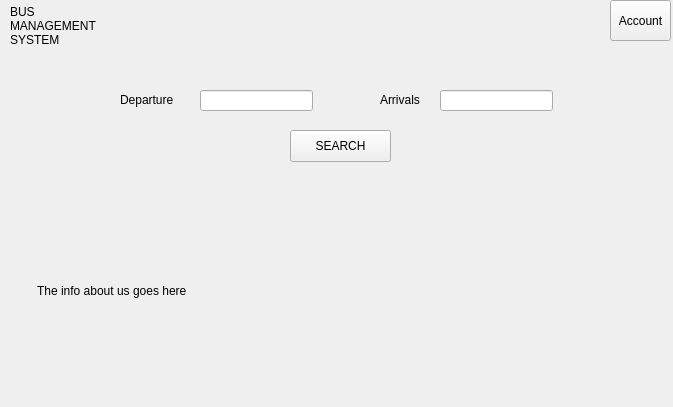
Old version of the form homewindow.ui in the repository Aayam73/Bus-Management-System.
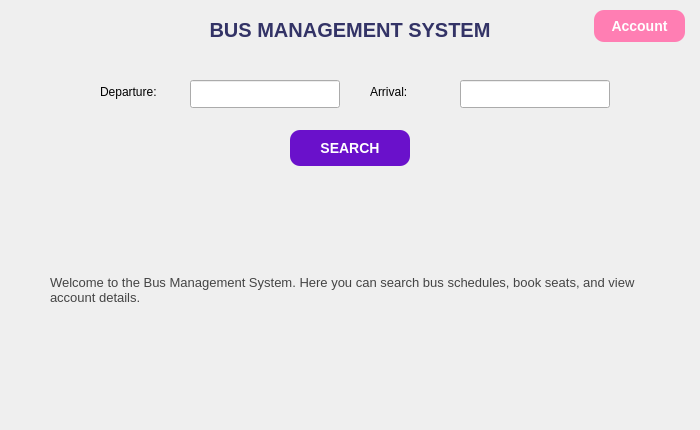
New version of the form.

What changed in the file:
```diff
--- a/homewindow.ui
+++ b/homewindow.ui
@@ -6,113 +6,164 @@
    <rect>
     <x>0</x>
     <y>0</y>
-    <width>673</width>
-    <height>407</height>
+    <width>700</width>
+    <height>430</height>
    </rect>
   </property>
   <property name="windowTitle">
    <string>Form</string>
   </property>
+  <property name="styleSheet">
+   <string notr="true">
+    QWidget {
+        background: qlineargradient(
+            x1: 0, y1: 0, x2: 1, y2: 1,
+            stop: 0 #e0c3fc,
+            stop: 1 #8ec5fc
+        );
+    }
+   </string>
+  </property>
+  <widget class="QLabel" name="lblTitle">
+   <property name="geometry">
+    <rect>
+     <x>200</x>
+     <y>10</y>
+     <width>300</width>
+     <height>40</height>
+    </rect>
+   </property>
+   <property name="styleSheet">
+    <string notr="true">font-size: 20px; font-weight: bold; color: #333366;</string>
+   </property>
+   <property name="text">
+    <string>BUS MANAGEMENT SYSTEM</string>
+   </property>
+   <property name="alignment">
+    <set>Qt::AlignmentFlag::AlignCenter</set>
+   </property>
+  </widget>
   <widget class="QPushButton" name="btnAccount">
    <property name="geometry">
     <rect>
-     <x>610</x>
-     <y>0</y>
-     <width>61</width>
-     <height>41</height>
+     <x>594</x>
+     <y>10</y>
+     <width>91</width>
+     <height>32</height>
     </rect>
    </property>
+   <property name="styleSheet">
+    <string notr="true">
+     QPushButton {
+         background-color: #ff7eb3;
+         color: white;
+         border-radius: 10px;
+         padding: 8px 16px;
+         font-weight: bold;
+         font-size: 14px;
+     }
+     QPushButton:hover {
+         background-color: #ff6584;
+     }
+    </string>
+   </property>
    <property name="text">
     <string>Account</string>
    </property>
   </widget>
+  <widget class="QLabel" name="labelDeparture">
+   <property name="geometry">
+    <rect>
+     <x>100</x>
+     <y>80</y>
+     <width>80</width>
+     <height>24</height>
+    </rect>
+   </property>
+   <property name="text">
+    <string>Departure:</string>
+   </property>
+  </widget>
   <widget class="QLineEdit" name="searchD">
    <property name="geometry">
     <rect>
-     <x>200</x>
-     <y>90</y>
-     <width>113</width>
-     <height>21</height>
+     <x>190</x>
+     <y>80</y>
+     <width>150</width>
+     <height>28</height>
     </rect>
    </property>
   </widget>
+  <widget class="QLabel" name="labelArrival">
+   <property name="geometry">
+    <rect>
+     <x>370</x>
+     <y>80</y>
+     <width>80</width>
+     <height>24</height>
+    </rect>
+   </property>
+   <property name="text">
+    <string>Arrival:</string>
+   </property>
+  </widget>
   <widget class="QLineEdit" name="searchA">
    <property name="geometry">
     <rect>
-     <x>440</x>
-     <y>90</y>
-     <width>113</width>
-     <height>21</height>
+     <x>460</x>
+     <y>80</y>
+     <width>150</width>
+     <height>28</height>
     </rect>
    </property>
   </widget>
-  <widget class="QLabel" name="label">
-   <property name="geometry">
-    <rect>
-     <x>120</x>
-     <y>90</y>
-     <width>71</width>
-     <height>20</height>
-    </rect>
-   </property>
-   <property name="text">
-    <string>Departure</string>
-   </property>
-  </widget>
-  <widget class="QLabel" name="label_2">
-   <property name="geometry">
-    <rect>
-     <x>380</x>
-     <y>90</y>
-     <width>58</width>
-     <height>20</height>
-    </rect>
-   </property>
-   <property name="text">
-    <string>Arrivals</string>
-   </property>
-  </widget>
-  <widget class="QLabel" name="label_3">
-   <property name="geometry">
-    <rect>
-     <x>10</x>
-     <y>0</y>
-     <width>91</width>
-     <height>51</height>
-    </rect>
-   </property>
-   <property name="text">
-    <string>BUS
-MANAGEMENT
-SYSTEM</string>
-   </property>
-  </widget>
-  <widget class="QLabel" name="label_4">
-   <property name="geometry">
-    <rect>
-     <x>37</x>
-     <y>200</y>
-     <width>591</width>
-     <height>181</height>
-    </rect>
-   </property>
-   <property name="text">
-    <string>The info about us goes here</string>
-   </property>
-  </widget>
   <widget class="QPushButton" name="btnSearch">
    <property name="geometry">
     <rect>
      <x>290</x>
      <y>130</y>
-     <width>101</width>
-     <height>32</height>
+     <width>120</width>
+     <height>36</height>
     </rect>
    </property>
+   <property name="styleSheet">
+    <string notr="true">
+     QPushButton {
+         background-color: #6a11cb;
+         color: white;
+         border-radius: 10px;
+         padding: 8px 20px;
+         font-weight: bold;
+         font-size: 14px;
+     }
+     QPushButton:hover {
+         background-color: #8e2de2;
+     }
+    </string>
+   </property>
    <property name="text">
     <string>SEARCH</string>
    </property>
   </widget>
+  <widget class="QLabel" name="labelInfo">
+   <property name="geometry">
+    <rect>
+     <x>50</x>
+     <y>200</y>
+     <width>600</width>
+     <height>180</height>
+    </rect>
+   </property>
+   <property name="styleSheet">
+    <string notr="true">font-size: 13px; color: #444444;</string>
+   </property>
+   <property name="text">
+    <string>Welcome to the Bus Management System. Here you can search bus schedules, book seats, and view account details.</string>
+   </property>
+   <property name="wordWrap">
+    <bool>true</bool>
+   </property>
+  </widget>
  </widget>
  <resources/>
  <connections/>
```
Left out of the diff: 2 changed lines with no effect on the pictures.
